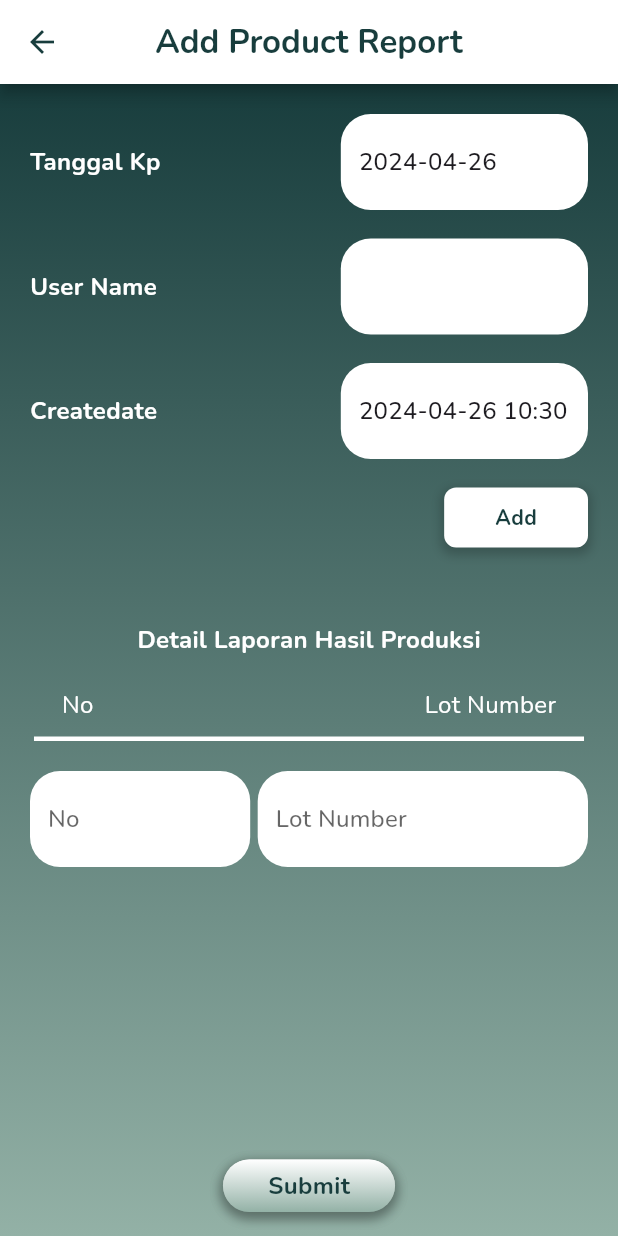
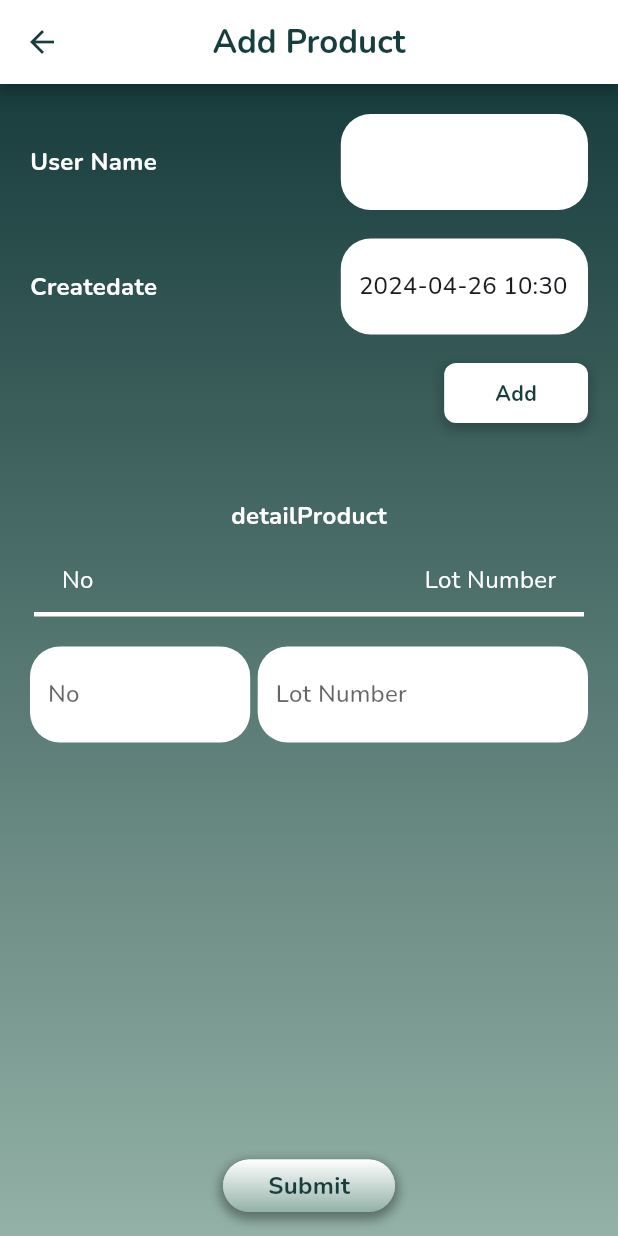
Before and after one commit to divaariani/WorkSync, a Flutter app: the ReportAddPage screen opened directly, on a phone screen of 412 x 824 dp. Run offline on Flutter 3.47's test engine with Material 3 defaults, Android fonts, the phone set to English and light mode, and no system bars; our stand-ins replace awesome_snackbar_content, camera, carousel_slider, connectivity_plus, dropdown_search, file_picker and 12 more; missing offline and left inert: excel, flutter_barcode_scanner, google_ml_kit, molten_navigationbar_flutter, tab_container, tflite_flutter; accounts and stored records are empty.

Commit message:
Update reportadd_page.dart

```diff
--- a/lib/pages/reportadd_page.dart
+++ b/lib/pages/reportadd_page.dart
@@ -1,8 +1,8 @@
 import 'dart:async';
 import 'package:flutter/material.dart';
 import 'package:intl/intl.dart';
-import 'package:get/get.dart';
 import 'package:flutter_barcode_scanner/flutter_barcode_scanner.dart';
+import 'package:awesome_snackbar_content/awesome_snackbar_content.dart';
 import 'reportmanual_page.dart';
 import 'app_colors.dart';
 import 'home_page.dart';
@@ -17,8 +17,7 @@ class ReportAddPage extends StatefulWidget {
   String result;
   List<String> resultBarangQc;
 
-  ReportAddPage({required this.result, required this.resultBarangQc, Key? key})
-      : super(key: key);
+  ReportAddPage({required this.result, required this.resultBarangQc, Key? key}) : super(key: key);
 
   @override
   State<ReportAddPage> createState() => _ReportAddPageState();
@@ -123,25 +122,6 @@ class _ReportAddPageState extends State<ReportAddPage> {
     }
   }
 
-  // void _showReScanDialog() {
-  //   showDialog(
-  //     context: context,
-  //     builder: (BuildContext context) {
-  //       return AlertDialog(
-  //         title: Text("Please Re-Scan Barcode"),
-  //         actions: <Widget>[
-  //           TextButton(
-  //             onPressed: () {
-  //               Navigator.of(context).pop();
-  //             },
-  //             child: Text('OK'),
-  //           ),
-  //         ],
-  //       );
-  //     },
-  //   );
-  // }
-
   void _navigateToreportAddPage() {
     Navigator.push(
       context,
@@ -199,7 +179,6 @@ class _ReportAddPageState extends State<ReportAddPage> {
   }
 
   Future<void> _submitStock() async {
-    String successMessage = 'Selamat';
     List<String> errorMessages = [];
 
     try {
@@ -220,7 +199,20 @@ class _ReportAddPageState extends State<ReportAddPage> {
           .toList();
 
       if (inventoryDetails.isEmpty) {
-        Get.snackbar('Peringatan', 'Tidak ada data yang ingin disubmit.');
+        final snackBar = SnackBar(
+            elevation: 0,
+            behavior: SnackBarBehavior.floating,
+            backgroundColor: Colors.transparent,
+            content: AwesomeSnackbarContent(
+              title: "Peringatan !",
+              message: "Tidak ada data yang ingin disubmit.",
+              contentType: ContentType.warning,
+            ),
+          );
+
+          ScaffoldMessenger.of(context)
+            ..hideCurrentSnackBar()
+            ..showSnackBar(snackBar);
         return;
       }
 
@@ -245,10 +237,21 @@ class _ReportAddPageState extends State<ReportAddPage> {
           ),
         );
       } else {
-        Get.snackbar('Stok Berhasil Diunggah', successMessage);
+        final snackBar = SnackBar(
+            elevation: 0,
+            behavior: SnackBarBehavior.floating,
+            backgroundColor: Colors.transparent,
+            content: AwesomeSnackbarContent(
+              title: "Berhasil !",
+              message: "Stok berhasil diunggah.",
+              contentType: ContentType.success,
+            ),
+          );
+
+          ScaffoldMessenger.of(context)
+            ..hideCurrentSnackBar()
+            ..showSnackBar(snackBar);
       }
-
-      //_submitNotif();
 
       widget.resultBarangQc.clear();
       _dateController.clear();
@@ -258,11 +261,7 @@ class _ReportAddPageState extends State<ReportAddPage> {
         widget.resultBarangQc = [];
       });
     } catch (e) {
-      ScaffoldMessenger.of(context).showSnackBar(
-        SnackBar(
-          content: Text('Terjadi kesalahan: $e'),
-        ),
-      );
+      print('Terjadi kesalahan: $e');
     }
   }
 
@@ -280,7 +279,7 @@ class _ReportAddPageState extends State<ReportAddPage> {
           appBar: AppBar(
             centerTitle: true,
             title: Text(
-              AppLocalizations(globalLanguage).translate("Add Product Report"),
+              AppLocalizations(globalLanguage).translate("addProduct"),
               style: TextStyle(
                 color: globalTheme == 'Light Theme'
                     ? AppColors.deepGreen
@@ -320,47 +319,6 @@ class _ReportAddPageState extends State<ReportAddPage> {
                     crossAxisAlignment: CrossAxisAlignment.start,
                     children: [
                       const SizedBox(height: 20),
-                      Padding(
-                        padding: const EdgeInsets.symmetric(horizontal: 20),
-                        child: Row(
-                          children: [
-                            Column(
-                              crossAxisAlignment: CrossAxisAlignment.start,
-                              children: [
-                                Row(
-                                  children: [
-                                    Text(
-                                      'Tanggal Kp',
-                                      style: TextStyle(
-                                        fontWeight: FontWeight.bold,
-                                        fontSize: fontSize,
-                                        color: Colors.white,
-                                      ),
-                                    ),
-                                  ],
-                                ),
-                              ],
-                            ),
-                            const Spacer(),
-                            Container(
-                              width: MediaQuery.of(context).size.width * 0.4,
-                              child: TextField(
-                                readOnly: true,
-                                controller: _dateController,
-                                decoration: InputDecoration(
-                                  filled: true,
-                                  fillColor: Colors.white,
-                                  border: OutlineInputBorder(
-                                    borderRadius: BorderRadius.circular(20),
-                                    borderSide: BorderSide.none,
-                                  ),
-                                ),
-                              ),
-                            ),
-                          ],
-                        ),
-                      ),
-                      const SizedBox(height: 19),
                       Padding(
                         padding: const EdgeInsets.symmetric(horizontal: 20),
                         child: Row(
@@ -524,7 +482,7 @@ class _ReportAddPageState extends State<ReportAddPage> {
                             mainAxisAlignment: MainAxisAlignment.center,
                             children: [
                               Text(
-                                'Detail Laporan Hasil Produksi',
+                                AppLocalizations(globalLanguage).translate("detailProduct"),
                                 style: TextStyle(
                                   fontWeight: FontWeight.w700,
                                   fontSize: fontSize,
@@ -557,7 +515,7 @@ class _ReportAddPageState extends State<ReportAddPage> {
                                     crossAxisAlignment: CrossAxisAlignment.end,
                                     children: [
                                       Text(
-                                        'Lot Number',
+                                        AppLocalizations(globalLanguage).translate("lotnumber"),
                                         style: TextStyle(
                                           fontSize: fontSize,
                                           color: Color.fromARGB(
@@ -662,14 +620,16 @@ class _ReportAddPageState extends State<ReportAddPage> {
                                               return AlertDialog(
                                                 title: Text("Warning"),
                                                 content: Text(
-                                                    "Are you sure you want to delete this item?"),
+                                                    AppLocalizations(globalLanguage)
+                                            .translate("suredelete")),
                                                 actions: <Widget>[
                                                   TextButton(
                                                     onPressed: () {
                                                       Navigator.of(context)
                                                           .pop();
                                                     },
-                                                    child: Text("No"),
+                                                    child: Text(AppLocalizations(globalLanguage)
+                                            .translate("cancel")),
                                                   ),
                                                   TextButton(
                                                     onPressed: () {
@@ -677,7 +637,8 @@ class _ReportAddPageState extends State<ReportAddPage> {
                                                       Navigator.of(context)
                                                           .pop();
                                                     },
-                                                    child: Text("Yes"),
+                                                    child: Text(AppLocalizations(globalLanguage)
+                                            .translate("yes")),
                                                   ),
                                                 ],
                                               );
```
